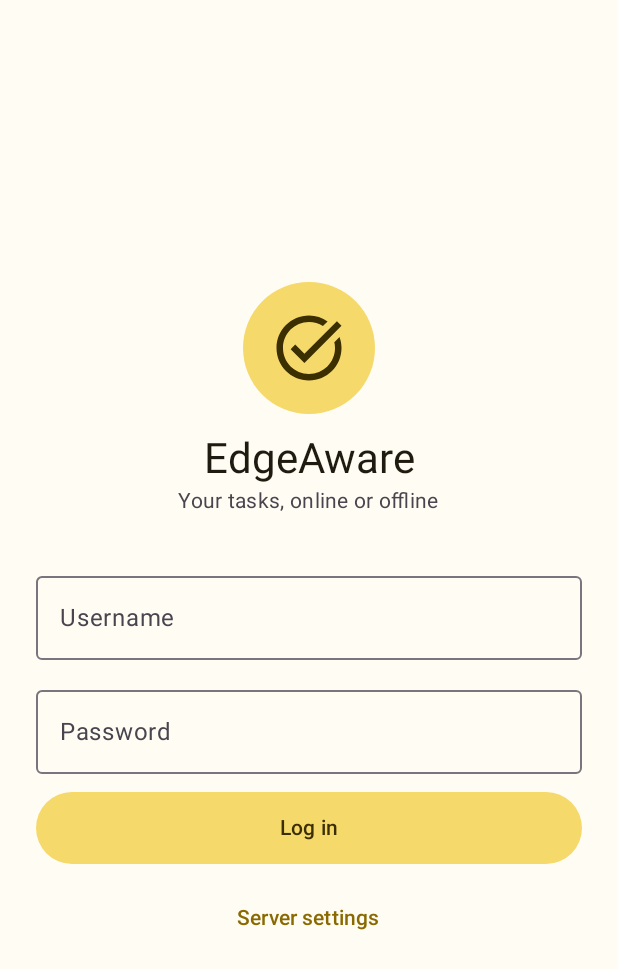
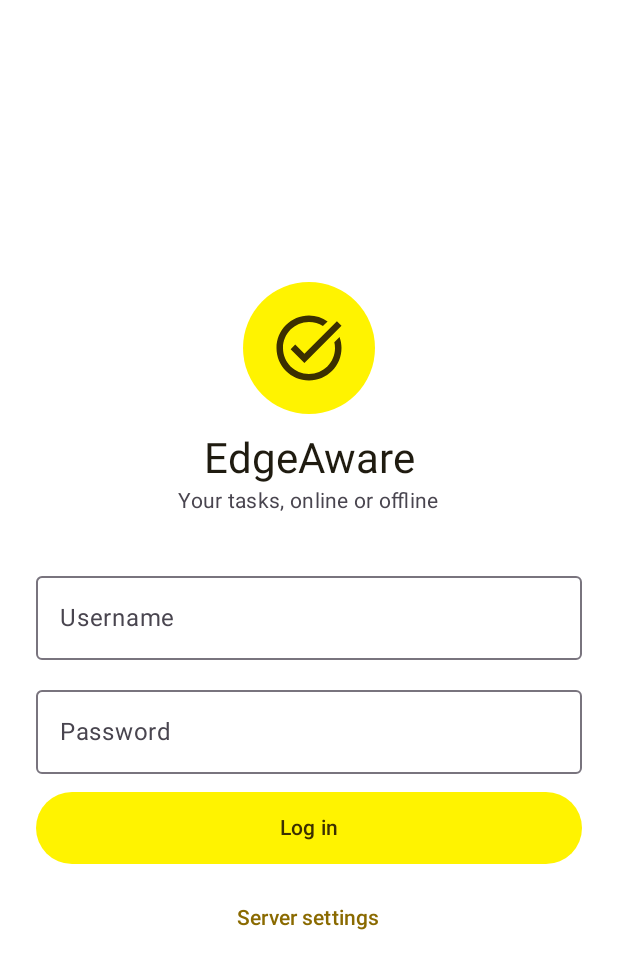
Before and after one commit to Sankar-Ayachitula/EdgeAware, an Android app built with Jetpack Compose: the screen it shows after launch (MainActivity), on a phone screen of 412 x 824 dp. Shown: the top 969 px of the screen. Run offline under Robolectric (Android 15) with nearby library versions, the phone set to English and light mode, and no system bars; libraries missing offline, so code that uses them is left out: app.cash.sqldelight; 3 statements that could not run were skipped.

Commit message:
style(mobile): brighter yellow app bar, white background, floating card shadows
Use #FFF300 for the app bar and a plain white background. Task cards get a
soft shadow on all sides so they look raised, with more spacing so the
shadows are not clipped.

Co-Authored-By: Claude Opus 5.5 <noreply@anthropic.com>

```diff
--- a/mobile/composeApp/src/commonMain/kotlin/com/edgeaware/app/ui/Theme.kt
+++ b/mobile/composeApp/src/commonMain/kotlin/com/edgeaware/app/ui/Theme.kt
@@ -9,11 +9,11 @@ import androidx.compose.material3.ExperimentalMaterial3Api
 
 /** Yellow and white brand colors. */
 object Brand {
-    val Yellow = Color(0xFFF6D96B)        // app bar, primary button
+    val Yellow = Color(0xFFFFF300)        // app bar, primary button
     val YellowLight = Color(0xFFFFF3C4)   // selected chips, highlights
     val OnYellow = Color(0xFF3B2F00)      // text and icons on yellow
     val Gold = Color(0xFF8A6A00)          // readable accent for text/icons on white
-    val Background = Color(0xFFFFFCF3)    // faint warm white, so white cards stand out
+    val Background = Color.White          // app background; cards stand out by their shadow
     val CardWhite = Color.White
 
     // Status colors (cards' left strip and status pills).
```
Also changed, not shown: mobile/composeApp/src/commonMain/kotlin/com/edgeaware/app/ui/TaskListScreen.kt (+12 -4 lines).
